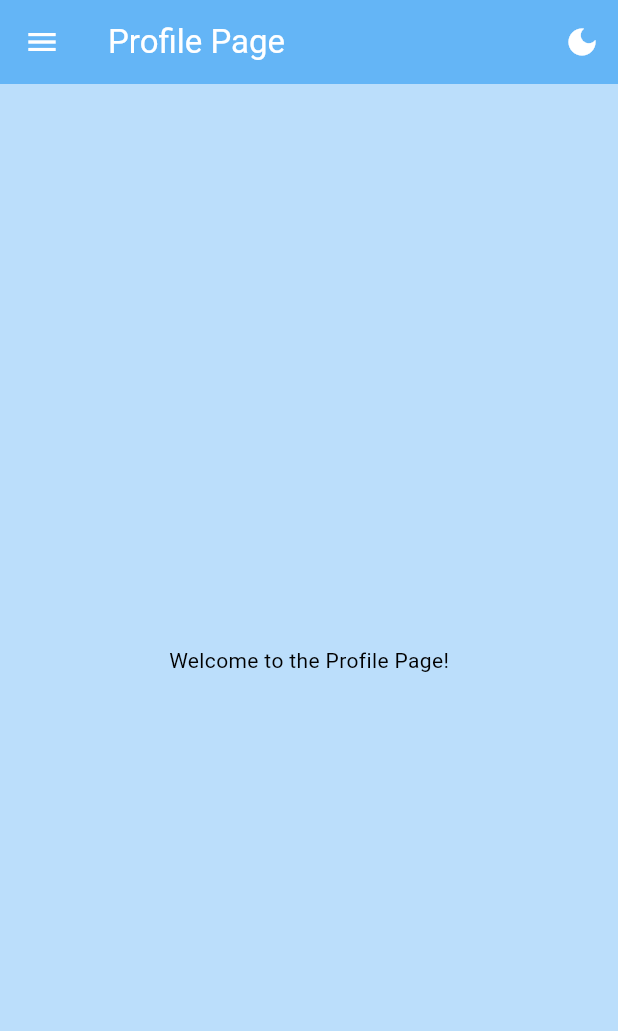
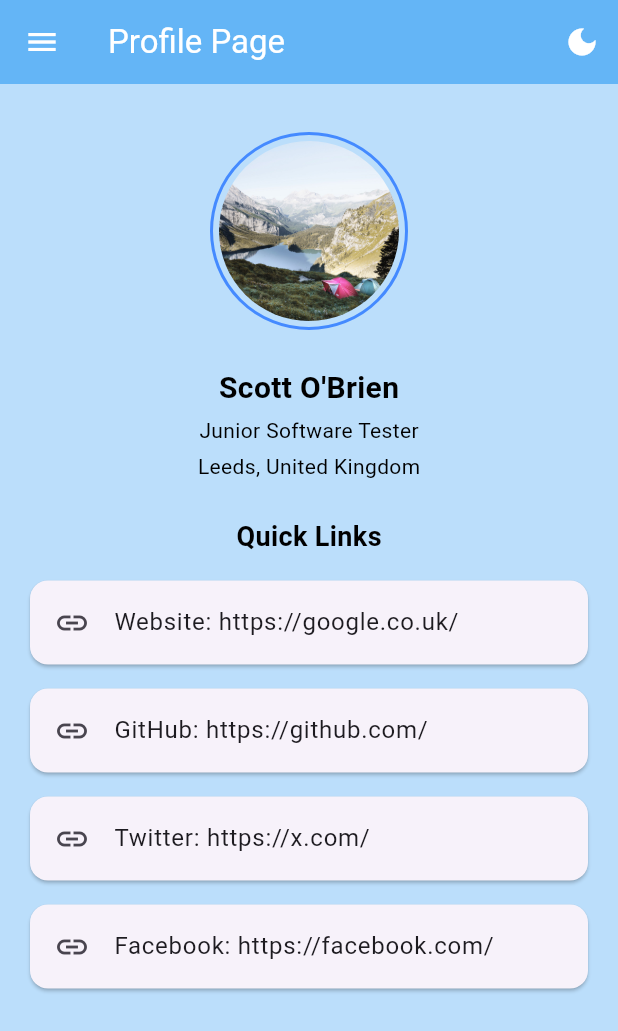
Before and after one commit to SO-1993/portfolio_flutter_app, a Flutter app: the ProfilePage screen opened by its route, on a phone screen of 412 x 824 dp. Shown: the top 1031 px of the screen. Run offline on Flutter 3.47's test engine with Material 3 defaults, Android fonts, the phone set to English and light mode, and no system bars.

Commit message:
Added a placeholder image and placeholder links to Profile Page

```diff
--- a/lib/main.dart
+++ b/lib/main.dart
@@ -1,5 +1,4 @@
 import 'package:flutter/material.dart';
-import 'package:portfolio_flutter_app/pages/about_me_page.dart';
 import 'package:provider/provider.dart';
 import '../pages/contact_page.dart';
 import '../pages/home_page.dart';
@@ -7,10 +6,9 @@ import '../pages/profile_page.dart';
 import '../pages/projects_page.dart';
 import '../pages/settings_page.dart';
 import '../pages/skills_page.dart';
-import 'package:portfolio_flutter_app/pages/about_me_page.dart';
-import 'package:portfolio_flutter_app/pages/education_page.dart';
+import '../pages/about_me_page.dart';
+import '../pages/education_page.dart';
 import '../theme/theme_provider.dart';
-import '../theme/theme.dart';
 
 void main() {
   runApp(
@@ -37,7 +35,7 @@ class MyApp extends StatelessWidget {
       home: const HomePage(),
       routes: {
         '/home_page': (context) => const HomePage(),
-        '/profile_page': (context) => const ProfilePage(),
+        '/profile_page': (context) => ProfilePage(),
         '/projects_page': (context) => const ProjectsPage(),
         '/skills_page': (context) => SkillsPage(),
         '/contact_page': (context) => ContactPage(),
--- a/lib/pages/profile_page.dart
+++ b/lib/pages/profile_page.dart
@@ -3,7 +3,15 @@ import '../widgets/side_menu_widget.dart';
 import '../widgets/dark_mode_toggle_widget.dart';
 
 class ProfilePage extends StatelessWidget {
-  const ProfilePage({super.key});
+  ProfilePage({super.key});
+
+  // Quick Links
+  final List<String> _quickLinks = [
+    "Website: https://google.co.uk/",
+    "GitHub: https://github.com/",
+    "Twitter: https://x.com/",
+    "Facebook: https://facebook.com/",
+  ];
 
   @override
   Widget build(BuildContext context) {
@@ -15,8 +23,80 @@ class ProfilePage extends StatelessWidget {
         ],
       ),
       drawer: const SideMenu(),
-      body: const Center(
-        child: Text('Welcome to the Profile Page!'),
+      body: Center(
+        child: Column(
+          children: [
+            const SizedBox(height: 32),
+
+            // Profile Image with circular border
+            Container(
+              padding: const EdgeInsets.all(4),
+              decoration: BoxDecoration(
+                shape: BoxShape.circle,
+                border: Border.all(color: Colors.blueAccent, width: 2),
+              ),
+              child: ClipOval(
+                child: Image.asset(
+                  'assets/images/lake.jpg',
+                  width: 120,
+                  height: 120,
+                  fit: BoxFit.cover,
+                ),
+              ),
+            ),
+
+            const SizedBox(height: 16),
+
+            // User Info
+            Container(
+              padding: const EdgeInsets.all(8),
+              child: Column(
+                children: const [
+                  Text(
+                    "Scott O'Brien",
+                    style: TextStyle(
+                      fontSize: 20,
+                      fontWeight: FontWeight.bold,
+                    ),
+                  ),
+                  SizedBox(height: 4),
+                  Text("Junior Software Tester"),
+                  SizedBox(height: 4),
+                  Text("Leeds, United Kingdom"),
+                ],
+              ),
+            ),
+
+            const SizedBox(height: 16),
+
+            // Quick Links Title
+            const Text(
+              'Quick Links',
+              style: TextStyle(fontSize: 18, fontWeight: FontWeight.w600),
+            ),
+
+            const SizedBox(height: 8),
+
+            // Quick Links List
+            Expanded(
+              child: ListView.builder(
+                itemCount: _quickLinks.length,
+                itemBuilder: (context, index) {
+                  return Padding(
+                    padding: const EdgeInsets.symmetric(horizontal: 16, vertical: 4),
+                    child: Card(
+                      child: ListTile(
+                        leading: const Icon(Icons.link),
+                        title: Text(_quickLinks[index]),
+                        // onTap: () {},
+                      ),
+                    ),
+                  );
+                },
+              ),
+            ),
+          ],
+        ),
       ),
     );
   }
```
